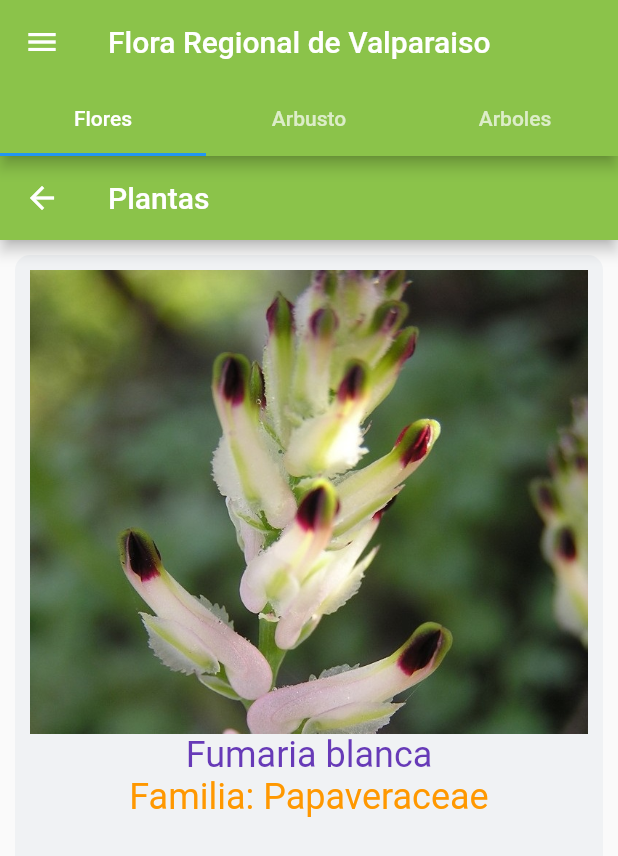
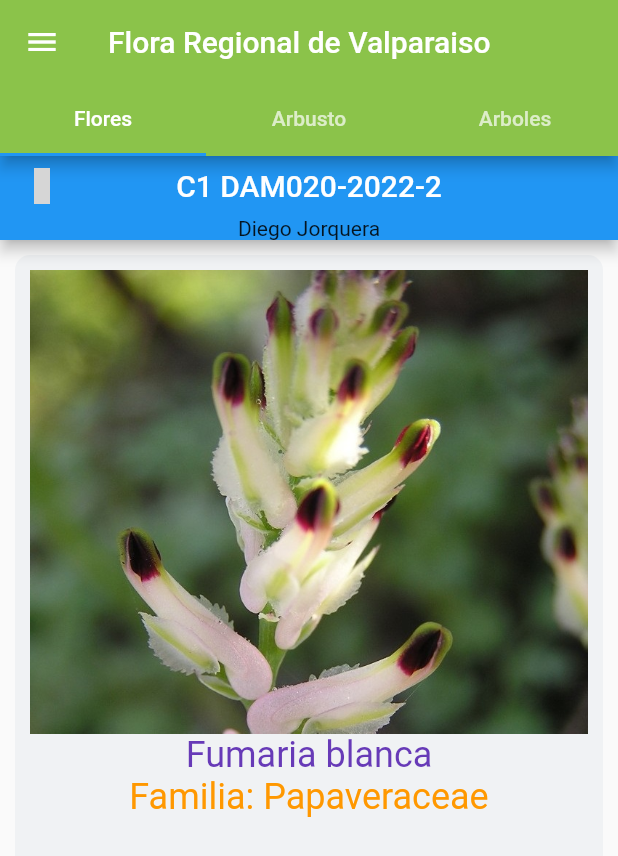
Before and after one commit to Bipc0/Moviles, a Flutter app: the Servicio screen opened directly, in the side drawer, after a tap on "Flora Regional", on a phone screen of 412 x 824 dp. Shown: the top 856 px of the screen. Run offline on Flutter 3.47's test engine with Material 2 defaults, Android fonts, the phone set to English and light mode, and no system bars; our stand-ins replace material_design_icons_flutter; grey boxes are pictures that could not be loaded.

Commit message:
Mi firma en todos lados

```diff
--- a/lib/Page/Arbusto_page.dart
+++ b/lib/Page/Arbusto_page.dart
@@ -1,5 +1,6 @@
 import 'package:flutter/material.dart';
 import 'package:flutter_application_1/Forma.dart';
+import 'package:material_design_icons_flutter/material_design_icons_flutter.dart';
 
 class Arbusto2 extends StatefulWidget {
   const Arbusto2();
@@ -13,13 +14,11 @@ class _Arbusto2State extends State<Arbusto2> {
   Widget build(BuildContext context) {
     return Scaffold(
       appBar: AppBar(
-        backgroundColor: Colors.lightGreen,
-        title: Text(
-          'Plantas',
-          textAlign: TextAlign.center,
-          style: TextStyle(color: Colors.white),
-        ),
-      ),
+          title: const Text('C1 DAM020-2022-2'),
+          centerTitle: true,
+          bottom: PreferredSize(
+              child: Text("Diego Jorquera"), preferredSize: Size.zero),
+          leading: const Icon(MdiIcons.accountCash)),
       body: Center(
         child: ListView(
           children: [
--- a/lib/Page/Flores_page.dart
+++ b/lib/Page/Flores_page.dart
@@ -1,5 +1,6 @@
 import 'package:flutter/material.dart';
 import 'package:flutter_application_1/Forma.dart';
+import 'package:material_design_icons_flutter/material_design_icons_flutter.dart';
 
 class Flores extends StatefulWidget {
   const Flores();
@@ -13,13 +14,11 @@ class _FloresState extends State<Flores> {
   Widget build(BuildContext context) {
     return Scaffold(
       appBar: AppBar(
-        backgroundColor: Colors.lightGreen,
-        title: Text(
-          'Plantas',
-          textAlign: TextAlign.center,
-          style: TextStyle(color: Colors.white),
-        ),
-      ),
+          title: const Text('C1 DAM020-2022-2'),
+          centerTitle: true,
+          bottom: PreferredSize(
+              child: Text("Diego Jorquera"), preferredSize: Size.zero),
+          leading: const Icon(MdiIcons.accountCash)),
       body: Center(
         child: ListView(
           children: [
--- a/lib/Page/fechas_page.dart
+++ b/lib/Page/fechas_page.dart
@@ -0,0 +1,30 @@
+import 'package:flutter/material.dart';
+
+import 'package:flutter/material.dart';
+import 'package:material_design_icons_flutter/material_design_icons_flutter.dart';
+
+class Fechas extends StatefulWidget {
+  const Fechas();
+
+  @override
+  State<Fechas> createState() => _FechasState();
+}
+
+class _FechasState extends State<Fechas> {
+  @override
+  Widget build(BuildContext context) {
+    return MaterialApp(
+      home: Scaffold(
+        appBar: AppBar(
+            title: const Text('C1 DAM020-2022-2'),
+            centerTitle: true,
+            bottom: PreferredSize(
+                child: Text("Diego Jorquera"), preferredSize: Size.zero),
+            leading: const Icon(MdiIcons.accountCash)),
+        body: const Center(
+          child: Text('Hello World'),
+        ),
+      ),
+    );
+  }
+}
--- a/lib/Page/horarios_page.dart
+++ b/lib/Page/horarios_page.dart
@@ -0,0 +1,30 @@
+import 'package:flutter/material.dart';
+
+import 'package:flutter/material.dart';
+import 'package:material_design_icons_flutter/material_design_icons_flutter.dart';
+
+class Horarios extends StatefulWidget {
+  const Horarios();
+
+  @override
+  State<Horarios> createState() => _HorariosState();
+}
+
+class _HorariosState extends State<Horarios> {
+  @override
+  Widget build(BuildContext context) {
+    return MaterialApp(
+      home: Scaffold(
+        appBar: AppBar(
+            title: const Text('C1 DAM020-2022-2'),
+            centerTitle: true,
+            bottom: PreferredSize(
+                child: Text("Diego Jorquera"), preferredSize: Size.zero),
+            leading: const Icon(MdiIcons.accountCash)),
+        body: const Center(
+          child: Text('Hello World'),
+        ),
+      ),
+    );
+  }
+}
--- a/lib/Page/recomendaciones_page.dart
+++ b/lib/Page/recomendaciones_page.dart
@@ -0,0 +1,30 @@
+import 'package:flutter/material.dart';
+
+import 'package:flutter/material.dart';
+import 'package:material_design_icons_flutter/material_design_icons_flutter.dart';
+
+class Recomendaciones extends StatefulWidget {
+  const Recomendaciones();
+
+  @override
+  State<Recomendaciones> createState() => _RecomendacionesState();
+}
+
+class _RecomendacionesState extends State<Recomendaciones> {
+  @override
+  Widget build(BuildContext context) {
+    return MaterialApp(
+      home: Scaffold(
+        appBar: AppBar(
+            title: const Text('C1 DAM020-2022-2'),
+            centerTitle: true,
+            bottom: PreferredSize(
+                child: Text("Diego Jorquera"), preferredSize: Size.zero),
+            leading: const Icon(MdiIcons.accountCash)),
+        body: const Center(
+          child: Text('Hello World'),
+        ),
+      ),
+    );
+  }
+}
--- a/lib/Page/servicios_page.dart
+++ /dev/null
@@ -1,28 +0,0 @@
-import 'package:flutter/material.dart';
-import 'package:material_design_icons_flutter/material_design_icons_flutter.dart';
-
-class ServiciosPage extends StatefulWidget {
-  const ServiciosPage();
-
-  @override
-  State<ServiciosPage> createState() => _ServiciosPageState();
-}
-
-class _ServiciosPageState extends State<ServiciosPage> {
-  @override
-  Widget build(BuildContext context) {
-    return MaterialApp(
-      home: Scaffold(
-        appBar: AppBar(
-            title: const Text('C1 DAM020-2022-2'),
-            centerTitle: true,
-            bottom: PreferredSize(
-                child: Text("Diego Jorquera"), preferredSize: Size.zero),
-            leading: const Icon(MdiIcons.accountCash)),
-        body: const Center(
-          child: Text('Hello World'),
-        ),
-      ),
-    );
-  }
-}
--- a/lib/Page/servicios_turismo.dart
+++ b/lib/Page/servicios_turismo.dart
@@ -1,7 +1,10 @@
 import 'package:flutter/material.dart';
 import 'package:flutter_application_1/Page/contactos_page.dart';
-import 'package:flutter_application_1/Page/servicios_page.dart';
 import 'package:flutter_application_1/Page/HomePage.dart';
+import 'package:flutter_application_1/Page/visitas_page.dart';
+import 'package:flutter_application_1/Page/fechas_page.dart';
+import 'package:flutter_application_1/Page/horarios_page.dart';
+import 'package:flutter_application_1/Page/recomendaciones_page.dart';
 
 class Servicio extends StatefulWidget {
   const Servicio();
@@ -14,7 +17,7 @@ class _ServicioState extends State<Servicio> {
   @override
   Widget build(BuildContext context) {
     return DefaultTabController(
-      length: 1,
+      length: 4,
       child: Scaffold(
         drawer: Drawer(
           // Add a ListView to the drawer. This ensures the user can scroll
@@ -62,9 +65,15 @@ class _ServicioState extends State<Servicio> {
             textAlign: TextAlign.center,
             style: TextStyle(color: Colors.white),
           ),
-          bottom: TabBar(tabs: [Tab(text: 'Servicios')]),
+          bottom: TabBar(tabs: [
+            Tab(text: 'Visitas'),
+            Tab(text: 'Fechas'),
+            Tab(text: 'Horarios'),
+            Tab(text: 'Recomendaciones'),
+          ]),
         ),
-        body: TabBarView(children: [ServiciosPage()]),
+        body: TabBarView(
+            children: [Visitas(), Fechas(), Horarios(), Recomendaciones()]),
       ),
     );
   }
--- a/lib/Page/visitas_page.dart
+++ b/lib/Page/visitas_page.dart
@@ -0,0 +1,30 @@
+import 'package:flutter/material.dart';
+
+import 'package:flutter/material.dart';
+import 'package:material_design_icons_flutter/material_design_icons_flutter.dart';
+
+class Visitas extends StatefulWidget {
+  const Visitas();
+
+  @override
+  State<Visitas> createState() => _VisitasState();
+}
+
+class _VisitasState extends State<Visitas> {
+  @override
+  Widget build(BuildContext context) {
+    return MaterialApp(
+      home: Scaffold(
+        appBar: AppBar(
+            title: const Text('C1 DAM020-2022-2'),
+            centerTitle: true,
+            bottom: PreferredSize(
+                child: Text("Diego Jorquera"), preferredSize: Size.zero),
+            leading: const Icon(MdiIcons.accountCash)),
+        body: const Center(
+          child: Text('Hello World'),
+        ),
+      ),
+    );
+  }
+}
```
Also changed, not shown: lib/Page/Arbol_page.dart (+6 -7 lines).
